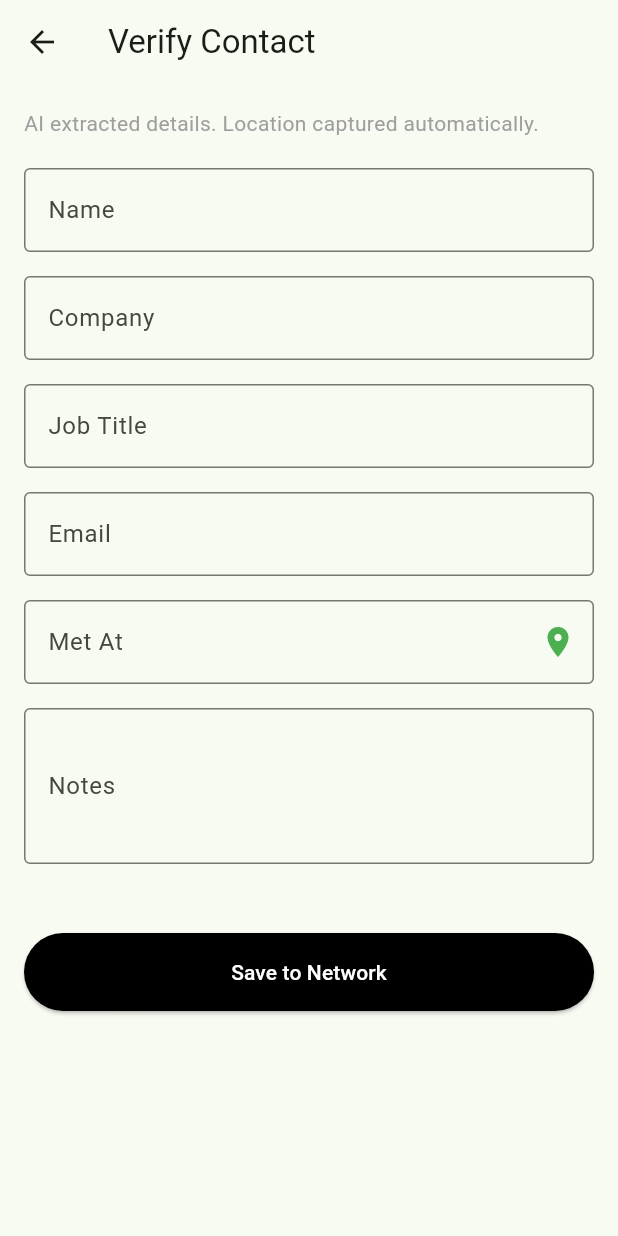
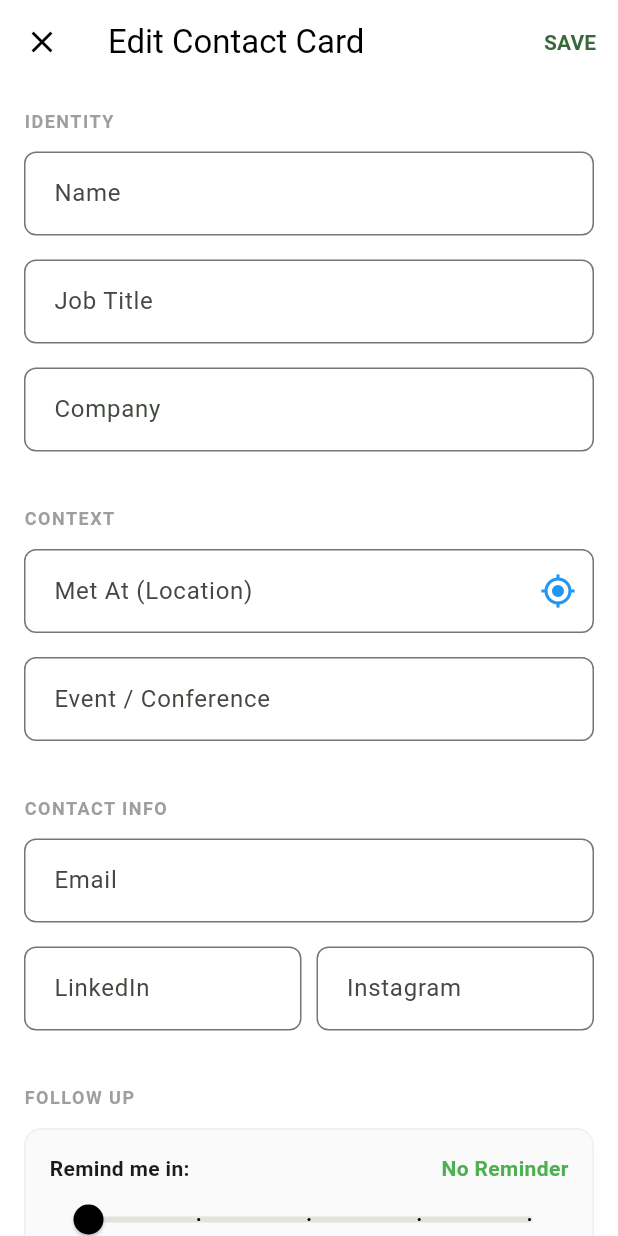
Before and after one commit to Trust-Worthy/LinkedOut-Cactus, a Flutter app: the ScanResultScreen screen opened directly, on a phone screen of 412 x 824 dp. Run offline on Flutter 3.47's test engine with Material 3 defaults, Android fonts, the light colour scheme and no system bars; our stand-ins replace geolocator, image_picker, isar, logger, shared_preferences, sqflite; missing offline and left inert: cactus; accounts and stored records are empty; generated files the repository leaves out were written again; statements that could not run were skipped.

Commit message:
Adding the lat/long scraping automatically.

```diff
--- a/lib/presentation/screens/scan/scan_result_screen.dart
+++ b/lib/presentation/screens/scan/scan_result_screen.dart
@@ -1,13 +1,15 @@
 import 'package:flutter/material.dart';
 import 'package:provider/provider.dart';
+import 'package:geolocator/geolocator.dart'; // Import for Position
 import '../../../data/models/contact.dart';
 import '../../../data/repositories/contact_repository.dart';
+import '../../../services/location/location_service.dart'; // Import Location Service
 
 class ScanResultScreen extends StatefulWidget {
   final Map<String, String?> initialData;
   final String rawText;
 
-  // New Fields for Location
+  // Location passed from Scanner
   final double? initialLatitude;
   final double? initialLongitude;
   final String? initialAddress;
@@ -33,9 +35,18 @@ class _ScanResultScreenState extends State<ScanResultScreen> {
   late TextEditingController _titleController;
   late TextEditingController _emailController;
   late TextEditingController _notesController;
-  late TextEditingController _locationController; // New Controller
+  late TextEditingController _locationController;
+  late TextEditingController _eventController;
+  late TextEditingController _linkedinController;
+  late TextEditingController _instagramController;
+
+  // Mutable location state (so we can update it if it started null)
+  double? _currentLat;
+  double? _currentLng;
+  bool _isFetchingLocation = false;
 
   bool _isSaving = false;
+  double _followUpWeeks = 0;
 
   @override
   void initState() {
@@ -46,8 +57,47 @@ class _ScanResultScreenState extends State<ScanResultScreen> {
     _emailController = TextEditingController(text: widget.initialData['email'] ?? '');
     _notesController = TextEditingController(text: widget.initialData['notes'] ?? '');
 
-    // Pre-fill location
+    // Initialize location from widget props
+    _currentLat = widget.initialLatitude;
+    _currentLng = widget.initialLongitude;
     _locationController = TextEditingController(text: widget.initialAddress ?? '');
+
+    _eventController = TextEditingController(text: "");
+    _linkedinController = TextEditingController(text: "");
+    _instagramController = TextEditingController(text: "");
+
+    // Logic: If we didn't get a location (Manual Add), fetch it now!
+    if (_currentLat == null || _currentLng == null) {
+      _fetchLocation();
+    }
+  }
+
+  Future<void> _fetchLocation() async {
+    setState(() => _isFetchingLocation = true);
+    try {
+      // 1. Get GPS
+      final position = await LocationService.instance.getCurrentLocation();
+      if (position != null) {
+        _currentLat = position.latitude;
+        _currentLng = position.longitude;
+
+        // 2. Get Address Name (Reverse Geocode)
+        // Only overwrite text if user hasn't typed anything yet
+        if (_locationController.text.isEmpty) {
+          final address = await LocationService.instance.getAddressLabel(
+            position.latitude,
+            position.longitude
+          );
+          if (address != null) {
+            _locationController.text = address;
+          }
+        }
+      }
+    } catch (e) {
+      debugPrint("Could not fetch manual location: $e");
+    } finally {
+      if (mounted) setState(() => _isFetchingLocation = false);
+    }
   }
 
   Future<void> _saveContact() async {
@@ -56,18 +106,28 @@ class _ScanResultScreenState extends State<ScanResultScreen> {
     setState(() => _isSaving = true);
 
     try {
+      DateTime? followUpDate;
+      if (_followUpWeeks > 0) {
+        followUpDate = DateTime.now().add(Duration(days: (_followUpWeeks * 7).toInt()));
+      }
+
       final contact = Contact(
         name: _nameController.text,
         company: _companyController.text,
         title: _titleController.text,
         email: _emailController.text,
         notes: _notesController.text,
+        eventName: _eventController.text,
+        linkedin: _linkedinController.text,
+        instagram: _instagramController.text,
+        followUpScheduledFor: followUpDate,
+
         metAt: DateTime.now(),
         rawScannedText: widget.rawText,
 
-        // Use the passed-in coordinates directly
-        latitude: widget.initialLatitude,
-        longitude: widget.initialLongitude,
+        // Use our mutable state, NOT the widget props
+        latitude: _currentLat,
+        longitude: _currentLng,
         addressLabel: _locationController.text,
       );
 
@@ -83,45 +143,154 @@ class _ScanResultScreenState extends State<ScanResultScreen> {
     }
   }
 
+  String _getSliderLabel(double value) {
+    if (value == 0) return "No Reminder";
+    if (value == 1) return "1 Week";
+    if (value == 2) return "2 Weeks";
+    if (value == 4) return "1 Month";
+    return "";
+  }
+
   @override
   Widget build(BuildContext context) {
     return Scaffold(
-      appBar: AppBar(title: const Text("Verify Contact")),
+      backgroundColor: Colors.white,
+      appBar: AppBar(
+        title: const Text("Edit Contact Card"),
+        elevation: 0,
+        backgroundColor: Colors.white,
+        foregroundColor: Colors.black,
+        leading: IconButton(
+          icon: const Icon(Icons.close),
+          onPressed: () => Navigator.pop(context),
+        ),
+        actions: [
+          TextButton(
+            onPressed: _isSaving ? null : _saveContact,
+            child: const Text("SAVE", style: TextStyle(fontWeight: FontWeight.bold)),
+          )
+        ],
+      ),
       body: Form(
         key: _formKey,
         child: ListView(
           padding: const EdgeInsets.all(16),
           children: [
-            const Text(
-              "AI extracted details. Location captured automatically.",
-              style: TextStyle(color: Colors.grey),
+            // Core Info
+            _buildSectionTitle("Identity"),
+            _buildField("Name", _nameController, isRequired: true),
+            _buildField("Job Title", _titleController),
+            _buildField("Company", _companyController),
+
+            // Location & Context
+            const SizedBox(height: 20),
+            _buildSectionTitle("Context"),
+            Row(
+              children: [
+                Expanded(
+                  child: _buildField(
+                    "Met At (Location)",
+                    _locationController,
+                    suffixIcon: _isFetchingLocation
+                      ? const SizedBox(
+                          width: 12, height: 12,
+                          child: CircularProgressIndicator(strokeWidth: 2)
+                        )
+                      : IconButton(
+                          icon: const Icon(Icons.my_location, color: Colors.blue),
+                          onPressed: _fetchLocation, // Allow manual retry
+                        ),
+                  ),
+                ),
+              ],
             ),
+            if (_currentLat != null)
+              Padding(
+                padding: const EdgeInsets.only(bottom: 16, left: 4),
+                child: Text(
+                  "GPS: $_currentLat, $_currentLng",
+                  style: TextStyle(fontSize: 10, color: Colors.grey.shade400),
+                ),
+              ),
+
+            _buildField("Event / Conference", _eventController, hint: "e.g. Cactus Hackathon"),
+
+            // Contact Methods
             const SizedBox(height: 20),
+            _buildSectionTitle("Contact Info"),
+            _buildField("Email", _emailController, keyboardType: TextInputType.emailAddress),
+            Row(
+              children: [
+                Expanded(child: _buildField("LinkedIn", _linkedinController)),
+                const SizedBox(width: 10),
+                Expanded(child: _buildField("Instagram", _instagramController)),
+              ],
+            ),
 
-            _buildField("Name", _nameController, isRequired: true),
-            _buildField("Company", _companyController),
-            _buildField("Job Title", _titleController),
-            _buildField("Email", _emailController, keyboardType: TextInputType.emailAddress),
+            // Notifications
+            const SizedBox(height: 20),
+            _buildSectionTitle("Follow Up"),
+            Container(
+              padding: const EdgeInsets.all(16),
+              decoration: BoxDecoration(
+                color: Colors.grey.shade50,
+                borderRadius: BorderRadius.circular(12),
+                border: Border.all(color: Colors.grey.shade200),
+              ),
+              child: Column(
+                children: [
+                  Row(
+                    mainAxisAlignment: MainAxisAlignment.spaceBetween,
+                    children: [
+                      const Text("Remind me in:", style: TextStyle(fontWeight: FontWeight.bold)),
+                      Text(
+                        _getSliderLabel(_followUpWeeks),
+                        style: const TextStyle(color: Colors.green, fontWeight: FontWeight.bold),
+                      ),
+                    ],
+                  ),
+                  Slider(
+                    value: _followUpWeeks,
+                    min: 0,
+                    max: 4,
+                    divisions: 4,
+                    activeColor: Colors.black,
+                    onChanged: (val) {
+                      double newVal = val;
+                      if (val > 2.5) newVal = 4;
+                      else if (val > 1.5) newVal = 2;
+                      else if (val > 0.5) newVal = 1;
+                      else newVal = 0;
 
-            // Location Field (Editable)
-            _buildField("Met At", _locationController,
-              suffixIcon: const Icon(Icons.location_on, color: Colors.green)),
+                      setState(() => _followUpWeeks = newVal);
+                    },
+                  ),
+                ],
+              ),
+            ),
 
-            _buildField("Notes", _notesController, maxLines: 3),
+            // Notes
+            const SizedBox(height: 20),
+            _buildSectionTitle("Notes"),
+            _buildField("Thoughts, conversation topics...", _notesController, maxLines: 4),
 
-            const SizedBox(height: 30),
-            ElevatedButton(
-              onPressed: _isSaving ? null : _saveContact,
-              style: ElevatedButton.styleFrom(
-                backgroundColor: Colors.black,
-                foregroundColor: Colors.white,
-                padding: const EdgeInsets.symmetric(vertical: 16),
-              ),
-              child: _isSaving
-                ? const CircularProgressIndicator(color: Colors.white)
-                : const Text("Save to Network"),
-            ),
+            const SizedBox(height: 40),
           ],
+        ),
+      ),
+    );
+  }
+
+  Widget _buildSectionTitle(String title) {
+    return Padding(
+      padding: const EdgeInsets.only(bottom: 12),
+      child: Text(
+        title.toUpperCase(),
+        style: TextStyle(
+          color: Colors.grey.shade500,
+          fontSize: 12,
+          fontWeight: FontWeight.bold,
+          letterSpacing: 1.0,
         ),
       ),
     );
@@ -130,7 +299,7 @@ class _ScanResultScreenState extends State<ScanResultScreen> {
   Widget _buildField(
     String label,
     TextEditingController controller,
-    {bool isRequired = false, int maxLines = 1, TextInputType? keyboardType, Widget? suffixIcon}
+    {bool isRequired = false, int maxLines = 1, TextInputType? keyboardType, Widget? suffixIcon, String? hint}
   ) {
     return Padding(
       padding: const EdgeInsets.only(bottom: 16),
@@ -140,7 +309,10 @@ class _ScanResultScreenState extends State<ScanResultScreen> {
         keyboardType: keyboardType,
         decoration: InputDecoration(
           labelText: label,
-          border: const OutlineInputBorder(),
+          hintText: hint,
+          alignLabelWithHint: maxLines > 1,
+          border: OutlineInputBorder(borderRadius: BorderRadius.circular(8)),
+          contentPadding: const EdgeInsets.symmetric(horizontal: 16, vertical: 16),
           suffixIcon: suffixIcon,
         ),
         validator: isRequired
```
